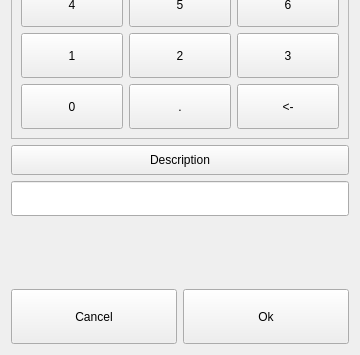
The window that dlgsettime.ui (ic005k/Knot-Legacy) describes before a commit, drawn with Qt 5; both pictures show x 0 to 360 and y 370 to 725 of the 360 by 725 pixel window.
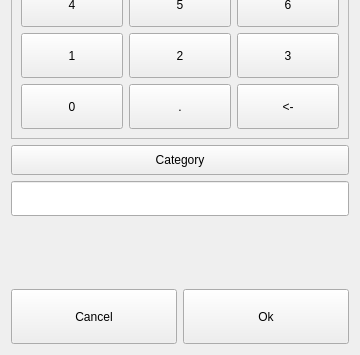
The same window after the commit.

```diff
--- a/dlgsettime.ui
+++ b/dlgsettime.ui
@@ -405,7 +405,7 @@
       </size>
      </property>
      <property name="text">
-      <string>Description</string>
+      <string>Category</string>
      </property>
     </widget>
    </item>
```
